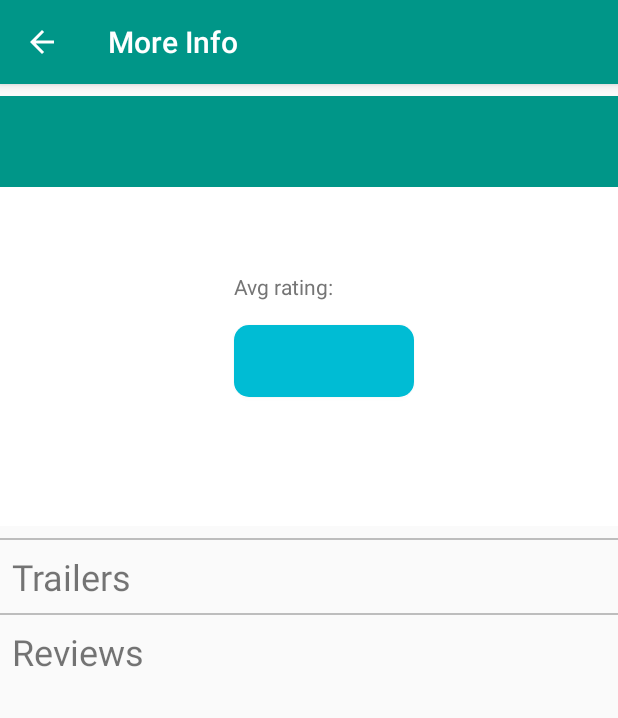
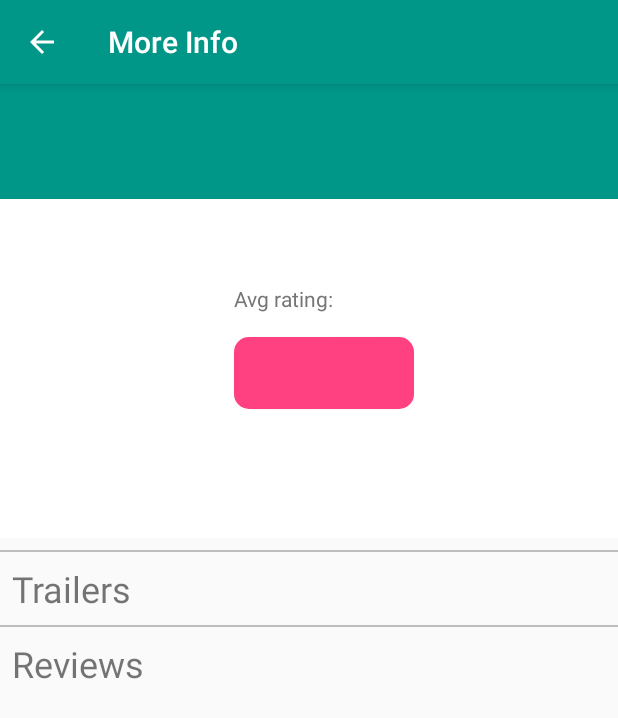
Before and after one commit to Izzy3145/PopularMovies, an Android app: the DetailActivity screen opened directly, with no data from a screen before it, on a phone screen of 412 x 824 dp. Shown: the top 718 px of the screen. Run offline under Robolectric (Android 15) with nearby library versions, the phone set to English and light mode, and no system bars; our stand-ins replace ButterKnife, Picasso; pictures from the network do not load; 9 statements that could not run were skipped.

```diff
--- a/app/src/main/java/com/example/android/popularmoviesstage1/movies/MovieNetworkUtils.java
+++ b/app/src/main/java/com/example/android/popularmoviesstage1/movies/MovieNetworkUtils.java
@@ -144,7 +144,6 @@ public class MovieNetworkUtils {
                 } else {
                     imageUrl = null;
                 }
-                Log.e(LOG_TAG, "Image Url retrieved from JSON = " + imageUrl);
 
                 if (movieObject.has("overview")) {
                     plotSynopsis = movieObject.getString("overview");
--- a/app/src/main/res/layout/activity_detail.xml
+++ b/app/src/main/res/layout/activity_detail.xml
@@ -16,7 +16,6 @@
             android:layout_width="match_parent"
             android:layout_height="wrap_content"
             android:layout_marginBottom="@dimen/activity_horizontal_margin"
-            android:layout_marginTop="@dimen/activity_horizontal_margin"
             android:background="#fff">
 
             <TextView
--- a/app/src/main/res/values/colors.xml
+++ b/app/src/main/res/values/colors.xml
@@ -3,7 +3,7 @@
     <color name="primary">#009688</color>
     <color name="primary_dark">#00796B</color>
     <color name="primary_light">#B2DFDB</color>
-    <color name="accent">#00BCD4</color>
+    <color name="accent">#FF4081</color>
     <color name="primary_text">#212121</color>
     <color name="secondary_text">#757575</color>
     <color name="icons">#FFFFFF</color>
--- a/app/src/main/res/values/styles.xml
+++ b/app/src/main/res/values/styles.xml
@@ -44,7 +44,7 @@
         <item name="android:layout_height">wrap_content</item>
         <item name="android:layout_width">match_parent</item>
         <item name="android:layout_marginBottom">@dimen/activity_horizontal_margin</item>
-        <item name="android:paddingStart">@dimen/activity_vertical_margin</item>
+        <item name="android:padding">@dimen/activity_vertical_margin</item>
 
     </style>
 
```
Also changed, not shown: app/src/main/java/com/example/android/popularmoviesstage1/MainActivity.java (+17 -3 lines).
